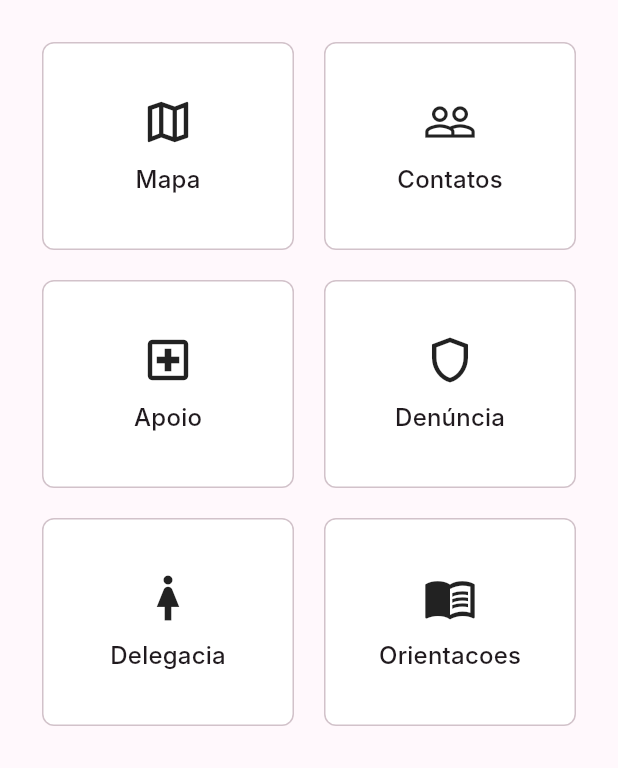
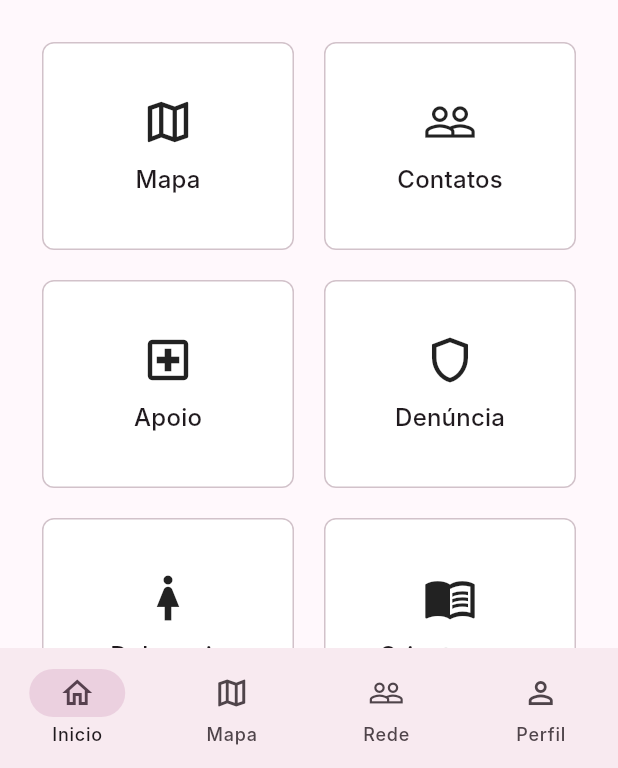
Before and after one commit to Fcondera/protegeela, a Flutter app: the screen it shows once a user with an empty profile is signed in, scrolled down 188 dp, on a phone screen of 412 x 824 dp, the part 468-1236 px from its top. Run offline on Flutter 3.47's test engine with Material 3 defaults, Android fonts, the phone set to English and light mode, and no system bars; our stand-ins replace flutter_dotenv, flutter_map, flutter_riverpod, geolocator, go_router, latlong2 and 2 more; accounts and stored records are empty; Roboto replaces fonts that are missing (Inter).

Commit message:
Restore app navigation shell

```diff
--- a/lib/core/widgets/responsive_shell.dart
+++ b/lib/core/widgets/responsive_shell.dart
@@ -1,12 +1,69 @@
 import 'package:flutter/material.dart';
+import 'package:go_router/go_router.dart';
 
 class ResponsiveShell extends StatelessWidget {
   const ResponsiveShell({super.key, required this.child});
 
   final Widget child;
 
+  static const destinations = [
+    _Destination('Inicio', Icons.home_outlined, '/home'),
+    _Destination('Mapa', Icons.map_outlined, '/mapa'),
+    _Destination('Rede', Icons.people_outline, '/contatos'),
+    _Destination('Perfil', Icons.person_outline, '/perfil'),
+  ];
+
   @override
   Widget build(BuildContext context) {
-    return Scaffold(body: child);
+    final width = MediaQuery.sizeOf(context).width;
+    final location = GoRouterState.of(context).uri.path;
+    final index = destinations.indexWhere((item) => location.startsWith(item.path));
+    final selectedIndex = index < 0 ? 0 : index;
+
+    if (width >= 900) {
+      return Scaffold(
+        body: Row(
+          children: [
+            NavigationRail(
+              selectedIndex: selectedIndex,
+              onDestinationSelected: (value) => context.go(destinations[value].path),
+              labelType: NavigationRailLabelType.all,
+              destinations: [
+                for (final item in destinations)
+                  NavigationRailDestination(
+                    icon: Icon(item.icon),
+                    label: Text(item.label),
+                  ),
+              ],
+            ),
+            const VerticalDivider(width: 1),
+            Expanded(child: child),
+          ],
+        ),
+      );
+    }
+
+    return Scaffold(
+      body: child,
+      bottomNavigationBar: NavigationBar(
+        selectedIndex: selectedIndex,
+        onDestinationSelected: (value) => context.go(destinations[value].path),
+        destinations: [
+          for (final item in destinations)
+            NavigationDestination(
+              icon: Icon(item.icon),
+              label: item.label,
+            ),
+        ],
+      ),
+    );
   }
 }
+
+class _Destination {
+  const _Destination(this.label, this.icon, this.path);
+
+  final String label;
+  final IconData icon;
+  final String path;
+}
```
